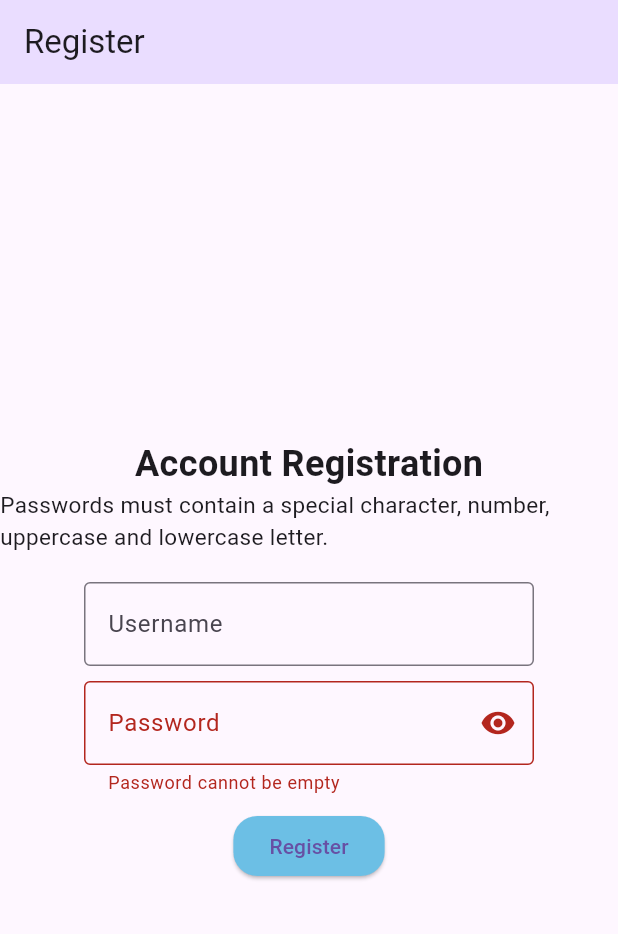
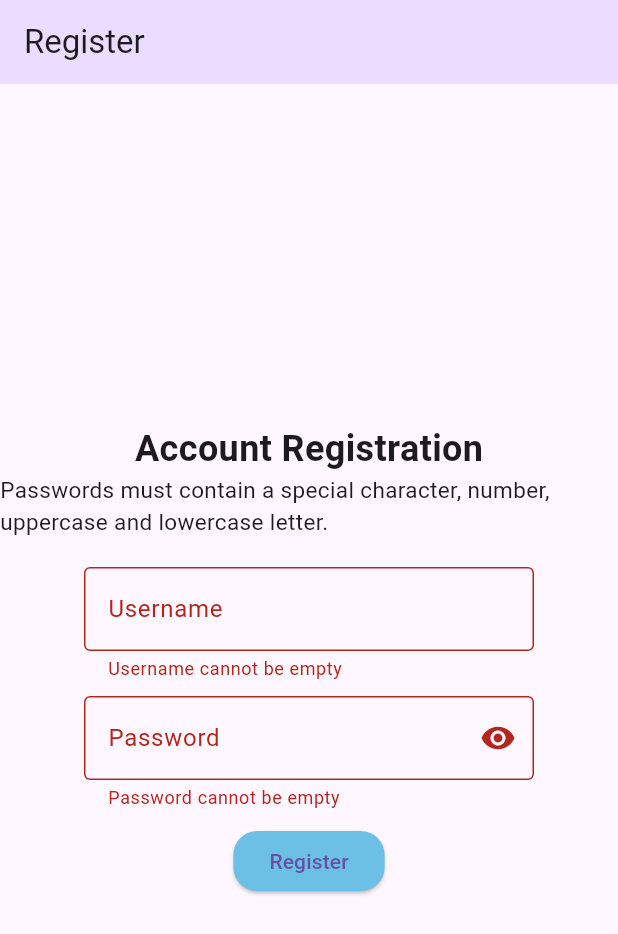
Before and after one commit to ImBit/Bath-Hack-25, a Flutter app: the screen it shows after launch, after a tap on "Register", on a phone screen of 412 x 824 dp. Shown: the top 934 px of the screen. Run offline on Flutter 3.47's test engine with Material 3 defaults, Android fonts, the phone set to English and light mode, and no system bars; our stand-ins replace camera, cloud_firestore, firebase_core, flutter_map, flutter_markdown_plus, geolocator and 2 more; missing offline and left inert: flutter_file_dialog; accounts and stored records are empty; network calls fail.

```diff
--- a/lib/screens/register_screen.dart
+++ b/lib/screens/register_screen.dart
@@ -20,19 +20,31 @@ class _LoginScreenState extends State<RegisterScreen> {
   final RegExp _passwordVal = RegExp(r'^(?=.*[A-Z])(?=.*[a-z])(?=.*\d)(?=.*[!@#$%^&*(),.?":{}|<>]).+$');
   final firestoreService = FirestoreService();
 
-  void _validateUsername() {
+  Future<void> _validateUsername() async {
+    if (_username.toLowerCase() == "dev") {
+      setState(() {
+        _usernameError = null;
+      });
+      return;
+    } else if (_username.isEmpty) {
+      setState(() {
+        _usernameError = "Username cannot be empty";
+      });
+      return;
+    }
+
+    // Run the async check outside of setState
+    bool isAvailable = await firestoreService.isUsernameAvailable(_username);
+
+    // Then update the state with the result
     setState(() {
-      if (_username.toLowerCase() == "dev") {
-        _passwordError = null;
-      } else if (_username.isEmpty) {
-        _usernameError = "Username cannot be empty";
-      } else if (!await firestoreService.isUsernameAvailable(_username)) {
+      if (!isAvailable) {
         _usernameError = "Username already exists";
       } else {
         _usernameError = null;
       }
     });
-  }
+}
 
   void _validatePassword() {
     setState(() {
@@ -48,13 +60,14 @@ class _LoginScreenState extends State<RegisterScreen> {
     });
   }
 
-  void _submitForm() {
-    _validateUsername();
+  Future<void> _submitForm() async {
+    await _validateUsername();
     _validatePassword();
 
-    if (_usernameError == null && _passwordError == null) {
-      firestoreService.saveUser(UserObject(username: _username, password: _password));
-
+    if (_usernameError == null && (_passwordError == null || _username.toLowerCase() == "dev")) {
+      if (_username.toLowerCase() != "dev") {
+        await firestoreService.saveUser(UserObject(username: _username, password: _password));
+      }
       Navigator.pushReplacementNamed(context, AppRoutes.camera);
     }
   }
@@ -90,7 +103,6 @@ class _LoginScreenState extends State<RegisterScreen> {
                 ),
                 onChanged: (value) {
                   _username = value;
-                  _validateUsername();
                 },
               ),
             ),
```
Also changed, not shown: lib/database/objects/user_object.dart (+16 -0 lines), lib/screens/profile_screen.dart (+7 -7 lines), lib/services/image_encryptor.dart (added, +50 -0 lines), lib/services/user_manager.dart (+10 -1 lines), 1 other file.
